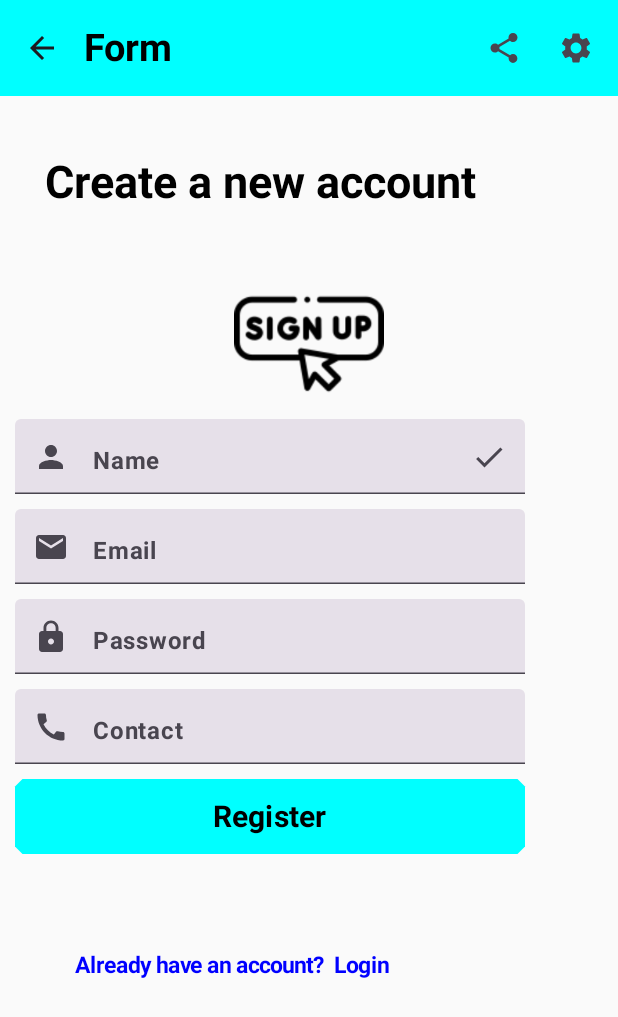
After one commit to salsaden/androidapp, an Android app built with Jetpack Compose: the FormActivity screen opened directly, with no data from a screen before it, on a phone screen of 412 x 824 dp. The commit adds this screen. Shown: the top 1017 px of the screen. Run offline under Robolectric (Android 15) with nearby library versions, the phone set to English and light mode, and no system bars.

Commit message:
initial commit

```diff
--- a/app/build.gradle
+++ b/app/build.gradle
@@ -58,6 +58,7 @@ dependencies {
     implementation 'androidx.compose.material3:material3'
     implementation platform('androidx.compose:compose-bom:2022.10.00')
     implementation platform('androidx.compose:compose-bom:2022.10.00')
+    implementation platform('androidx.compose:compose-bom:2022.10.00')
     testImplementation 'junit:junit:4.13.2'
     androidTestImplementation 'androidx.test.ext:junit:1.1.5'
     androidTestImplementation 'androidx.test.espresso:espresso-core:3.5.1'
@@ -65,6 +66,7 @@ dependencies {
     androidTestImplementation 'androidx.compose.ui:ui-test-junit4'
     androidTestImplementation platform('androidx.compose:compose-bom:2022.10.00')
     androidTestImplementation platform('androidx.compose:compose-bom:2022.10.00')
+    androidTestImplementation platform('androidx.compose:compose-bom:2022.10.00')
     debugImplementation 'androidx.compose.ui:ui-tooling'
     debugImplementation 'androidx.compose.ui:ui-test-manifest'
 }
--- a/app/src/main/AndroidManifest.xml
+++ b/app/src/main/AndroidManifest.xml
@@ -12,6 +12,11 @@
         android:supportsRtl="true"
         android:theme="@style/Theme.Salma"
         tools:targetApi="31">
+        <activity
+            android:name=".FormActivity"
+            android:exported="false"
+            android:label="@string/title_activity_form"
+            android:theme="@style/Theme.Salma" />
         <activity
             android:name=".ScrollActivity"
             android:exported="false"
--- /dev/null
+++ b/app/src/main/java/com/example/salma/FormActivity.kt
@@ -0,0 +1,195 @@
+package com.example.salma
+
+import android.content.Intent
+import android.os.Bundle
+import androidx.activity.ComponentActivity
+import androidx.activity.compose.setContent
+import androidx.compose.foundation.Image
+import androidx.compose.foundation.layout.Box
+import androidx.compose.foundation.layout.Column
+import androidx.compose.foundation.layout.Spacer
+import androidx.compose.foundation.layout.fillMaxSize
+import androidx.compose.foundation.layout.fillMaxWidth
+import androidx.compose.foundation.layout.height
+import androidx.compose.foundation.layout.padding
+import androidx.compose.foundation.layout.size
+import androidx.compose.foundation.shape.CutCornerShape
+import androidx.compose.foundation.text.KeyboardOptions
+import androidx.compose.material.icons.Icons
+import androidx.compose.material.icons.filled.ArrowBack
+import androidx.compose.material.icons.filled.Call
+import androidx.compose.material.icons.filled.Check
+import androidx.compose.material.icons.filled.Email
+import androidx.compose.material.icons.filled.Lock
+import androidx.compose.material.icons.filled.Person
+import androidx.compose.material.icons.filled.Phone
+import androidx.compose.material.icons.filled.Settings
+import androidx.compose.material.icons.filled.Share
+import androidx.compose.material3.Button
+import androidx.compose.material3.ButtonDefaults
+import androidx.compose.material3.ExperimentalMaterial3Api
+import androidx.compose.material3.Icon
+import androidx.compose.material3.IconButton
+import androidx.compose.material3.MaterialTheme
+import androidx.compose.material3.Surface
+import androidx.compose.material3.Text
+import androidx.compose.material3.TextField
+import androidx.compose.material3.TopAppBar
+import androidx.compose.material3.TopAppBarDefaults
+import androidx.compose.runtime.Composable
+import androidx.compose.runtime.getValue
+import androidx.compose.runtime.setValue
+import androidx.compose.runtime.mutableStateOf
+import androidx.compose.runtime.remember
+import androidx.compose.ui.Alignment
+import androidx.compose.ui.Modifier
+import androidx.compose.ui.graphics.Color
+import androidx.compose.ui.platform.LocalContext
+import androidx.compose.ui.res.painterResource
+import androidx.compose.ui.text.font.FontFamily
+import androidx.compose.ui.text.font.FontWeight
+import androidx.compose.ui.text.input.KeyboardType
+import androidx.compose.ui.text.input.PasswordVisualTransformation
+import androidx.compose.ui.tooling.preview.Preview
+import androidx.compose.ui.unit.dp
+import androidx.compose.ui.unit.sp
+import com.example.salma.ui.theme.SalmaTheme
+
+class FormActivity : ComponentActivity() {
+    override fun onCreate(savedInstanceState: Bundle?) {
+        super.onCreate(savedInstanceState)
+        setContent {
+            myForm()
+
+        }
+    }
+}
+
+@OptIn(ExperimentalMaterial3Api::class)
+@Composable
+fun myForm(){
+
+    val mContext= LocalContext.current
+    var name by remember { mutableStateOf("") }
+    var email by remember { mutableStateOf("") }
+    var password by remember { mutableStateOf("") }
+    var phonenumber by remember { mutableStateOf("") }
+
+
+
+    Column(modifier = Modifier.fillMaxSize()) {
+
+        //TopAppBar
+        TopAppBar(title = { Text(text = "Form", color = Color.Black, fontSize = 25.sp, fontWeight = FontWeight.Bold)},
+            colors = TopAppBarDefaults.largeTopAppBarColors(Color.Cyan),
+            navigationIcon = {
+                IconButton(onClick = {  mContext.startActivity(Intent(mContext,ScrollActivity::class.java))}) {
+                    Icon(imageVector = Icons.Filled.ArrowBack, contentDescription ="arrowback")
+                }
+
+            },
+            actions = {
+                IconButton(onClick = { /*TODO*/ }) {
+                    Icon(imageVector = Icons.Filled.Share, contentDescription = "share")
+                }
+                IconButton(onClick = { /*TODO*/ }) {
+                    Icon(imageVector = Icons.Filled.Settings, contentDescription = "settings")
+                }
+            }
+        )
+        Spacer(modifier = Modifier.height(10.dp))
+        Text(
+            text = "Create a new account",
+            fontWeight = FontWeight.Bold,
+            fontSize = 30.sp,
+            fontFamily = FontFamily.SansSerif,
+            color = Color.Black,
+            modifier = Modifier.padding(30.dp)
+        )
+        Spacer(modifier = Modifier.height(10.dp))
+        Box(modifier = Modifier.fillMaxWidth(),
+            contentAlignment = Alignment.Center) {
+            Image(painter = painterResource(id = R.drawable.img_32),
+                contentDescription = "",
+                modifier = Modifier.size(100.dp))
+
+        }
+        //Name
+        TextField(value = name,
+            onValueChange ={name=it},
+            modifier = Modifier
+                .size(width = 350.dp, height = 50.dp)
+                .padding(start = 10.dp),
+            label = { Text(text = "Name", fontWeight = FontWeight.Bold)},
+            placeholder = { Text(text = "Enter your name")},
+            leadingIcon = { Icon(imageVector = Icons.Default.Person, contentDescription = "")},
+            trailingIcon = {Icon(imageVector = Icons.Default.Check, contentDescription = "")},
+            keyboardOptions = KeyboardOptions(keyboardType = KeyboardType.Text)
+        )
+        //Email
+        Spacer(modifier = Modifier.height(10.dp))
+        TextField(value = email,
+            onValueChange ={email=it},
+            modifier = Modifier
+                .size(width = 350.dp, height = 50.dp)
+                .padding(start = 10.dp),
+            label = { Text(text = "Email", fontWeight = FontWeight.Bold)},
+            placeholder = { Text(text = "Enter your email")},
+            leadingIcon = { Icon(imageVector = Icons.Default.Email, contentDescription = "")},
+            keyboardOptions = KeyboardOptions(keyboardType = KeyboardType.Email)
+        )
+        //Password
+        Spacer(modifier = Modifier.height(10.dp))
+        TextField(value = password,
+            onValueChange ={password=it},
+            modifier = Modifier
+                .size(width = 350.dp, height = 50.dp)
+                .padding(start = 10.dp),
+            label = { Text(text = "Password", fontWeight = FontWeight.Bold)},
+            placeholder = { Text(text = "Type your password")},
+            leadingIcon = { Icon(imageVector = Icons.Default.Lock, contentDescription = "")},
+            keyboardOptions = KeyboardOptions(keyboardType = KeyboardType.Password),
+            visualTransformation = PasswordVisualTransformation()
+        )
+        //Phonumber
+        Spacer(modifier = Modifier.height(10.dp))
+        TextField(value = phonenumber,
+            onValueChange ={phonenumber=it},
+            modifier = Modifier
+                .size(width = 350.dp, height = 50.dp)
+                .padding(start = 10.dp),
+            label = { Text(text = "Contact", fontWeight = FontWeight.Bold)},
+            placeholder = { Text(text = "Enter your phonenumber")},
+            leadingIcon = { Icon(imageVector = Icons.Default.Call, contentDescription = "")},
+            keyboardOptions = KeyboardOptions(keyboardType = KeyboardType.Phone)
+        )
+        Spacer(modifier = Modifier.height(10.dp))
+        Button(onClick = { /*TODO*/ },
+            modifier = Modifier
+                .size(width = 350.dp, height = 50.dp)
+                .padding(start = 10.dp),
+            shape = CutCornerShape(5.dp),
+            colors = ButtonDefaults.buttonColors(Color.Cyan)) {
+
+            Text(text = "Register",
+                color = Color.Black,
+                fontSize = 20.sp,
+                fontWeight = FontWeight.Bold)
+        }
+        Spacer(modifier = Modifier.height(15.dp))
+        Text(text = "Already have an account?  Login",
+            fontWeight = FontWeight.Bold,
+            fontSize = 15.sp,
+            color= Color.Blue,
+            modifier = Modifier.padding(50.dp))
+
+    }
+
+}
+
+
+@Preview(showBackground = true)
+@Composable
+fun myFormPreview(){
+    myForm()
+}
--- a/app/src/main/java/com/example/salma/MainActivity.kt
+++ b/app/src/main/java/com/example/salma/MainActivity.kt
@@ -104,10 +104,13 @@ fun demo(){
        Text(text = "No")
     }
     //Button
-    Button(onClick = { /*TODO*/ },
+    Button(onClick = {
+        mContext.startActivity(Intent(mContext,FormActivity::class.java))
+
+    },
         shape = RectangleShape,
         colors = ButtonDefaults.buttonColors(Color.Magenta)) {
-        Text(text = "Click Me")
+        Text(text = "Form")
     }
     Button(onClick = { /*TODO*/ },
         shape = CutCornerShape(10.dp),
--- a/app/src/main/java/com/example/salma/ScrollActivity.kt
+++ b/app/src/main/java/com/example/salma/ScrollActivity.kt
@@ -15,11 +15,14 @@ import androidx.compose.foundation.layout.padding
 import androidx.compose.foundation.layout.size
 import androidx.compose.foundation.layout.width
 import androidx.compose.foundation.rememberScrollState
+import androidx.compose.foundation.shape.CutCornerShape
 import androidx.compose.foundation.verticalScroll
 import androidx.compose.material.icons.Icons
 import androidx.compose.material.icons.filled.ArrowBack
 import androidx.compose.material.icons.filled.Settings
 import androidx.compose.material.icons.filled.Share
+import androidx.compose.material3.Button
+import androidx.compose.material3.ButtonDefaults
 import androidx.compose.material3.Card
 import androidx.compose.material3.ExperimentalMaterial3Api
 import androidx.compose.material3.Icon
@@ -484,6 +487,16 @@ fun cardDemo(){
 
 
         }
+        Spacer(modifier = Modifier.height(5.dp))
+        Button(onClick = {
+            mContext.startActivity(Intent(mContext,FormActivity::class.java))
+        },
+            shape = CutCornerShape(5.dp),
+            modifier = Modifier.padding(start = 150.dp),
+            colors = ButtonDefaults.buttonColors(Color.Blue)) {
+            Text(text = "Next")
+        }
+
 
     }
 
--- a/app/src/main/res/values/strings.xml
+++ b/app/src/main/res/values/strings.xml
@@ -2,4 +2,5 @@
     <string name="app_name">Salma</string>
     <string name="title_activity_image">ImageActivity</string>
     <string name="title_activity_scroll">ScrollActivity</string>
+    <string name="title_activity_form">FormActivity</string>
 </resources>
```
Also changed, not shown: app/src/main/res/drawable/img_31.png (added), app/src/main/res/drawable/img_32.png (added).
